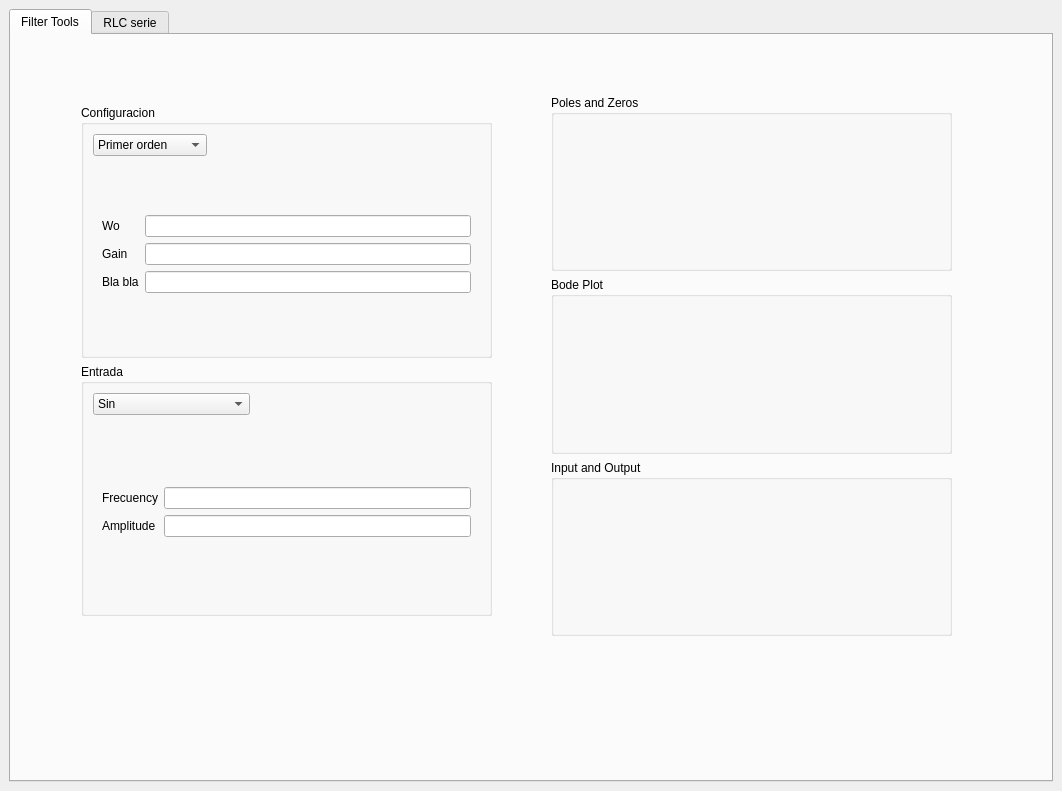
This is UI.ui in GullinoAgus/Filter-TOOL-ELECTRO as Qt 5 draws it before an edit. The edited form follows.
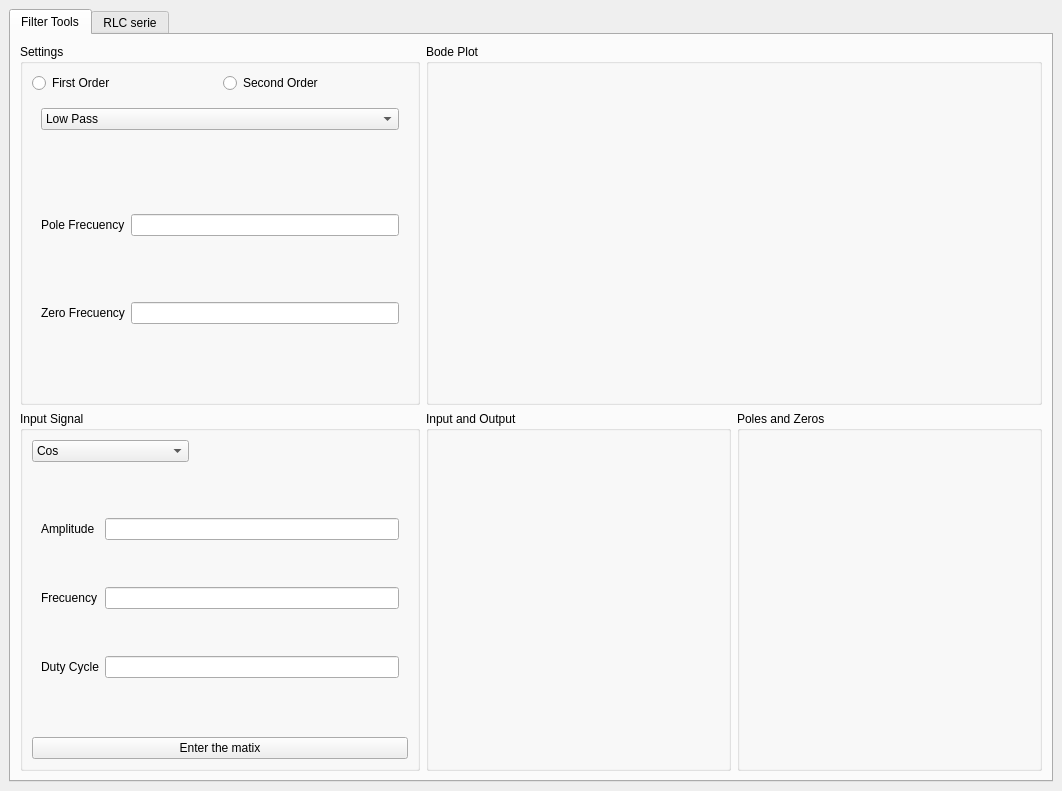
This is the edited form. The open tabs and pages were chosen to show the change.

Commit message: Interfaz grafica actualizada

Diff of the .ui file:
```diff
--- a/UI.ui
+++ b/UI.ui
@@ -18,7 +18,7 @@
     <bool>true</bool>
    </property>
    <layout class="QGridLayout" name="gridLayout_2">
-    <item row="0" column="0">
+    <item row="0" column="1">
      <widget class="QTabWidget" name="tabWidget">
       <property name="currentIndex">
        <number>0</number>
@@ -27,26 +27,25 @@
        <attribute name="title">
         <string>Filter Tools</string>
        </attribute>
-       <widget class="QWidget" name="layoutWidget">
-        <property name="geometry">
-         <rect>
-          <x>70</x>
-          <y>70</y>
-          <width>411</width>
-          <height>511</height>
-         </rect>
-        </property>
+       <layout class="QGridLayout" name="gridLayout_13">
+        <item row="0" column="0">
         <layout class="QVBoxLayout" name="verticalLayout_3">
          <item>
           <widget class="QGroupBox" name="groupBox">
+            <property name="maximumSize">
+             <size>
+              <width>400</width>
+              <height>400</height>
+             </size>
+            </property>
            <property name="title">
-            <string>Configuracion</string>
+             <string>Settings</string>
            </property>
            <layout class="QGridLayout" name="gridLayout_3">
             <item row="1" column="0">
              <widget class="QStackedWidget" name="stackedWidget">
               <property name="currentIndex">
-               <number>0</number>
+                <number>3</number>
               </property>
               <widget class="QWidget" name="page">
                <layout class="QVBoxLayout" name="verticalLayout">
@@ -55,83 +54,203 @@
                   <item row="0" column="1">
                    <widget class="QLineEdit" name="lineEdit"/>
                   </item>
-                  <item row="2" column="0">
-                   <widget class="QLabel" name="label_3">
-                    <property name="text">
-                     <string>Bla bla</string>
-                    </property>
-                   </widget>
-                  </item>
                   <item row="1" column="1">
                    <widget class="QLineEdit" name="lineEdit_2"/>
                   </item>
                   <item row="0" column="0">
                    <widget class="QLabel" name="label">
                     <property name="text">
-                     <string>Wo</string>
+                      <string>Wo1</string>
+                     </property>
+                    </widget>
+                   </item>
+                   <item row="2" column="0">
+                    <widget class="QLabel" name="label_3">
+                     <property name="text">
+                      <string>Wo2</string>
                     </property>
                    </widget>
                   </item>
                   <item row="1" column="0">
                    <widget class="QLabel" name="label_2">
                     <property name="text">
-                     <string>Gain</string>
+                      <string>Sigma1</string>
                     </property>
                    </widget>
                   </item>
                   <item row="2" column="1">
                    <widget class="QLineEdit" name="lineEdit_3"/>
                   </item>
+                   <item row="3" column="1">
+                    <widget class="QLineEdit" name="lineEdit_10"/>
+                   </item>
+                   <item row="3" column="0">
+                    <widget class="QLabel" name="label_10">
+                     <property name="text">
+                      <string>Sigma2</string>
+                     </property>
+                    </widget>
+                   </item>
                  </layout>
                 </item>
                </layout>
               </widget>
-              <widget class="QWidget" name="page_2"/>
-             </widget>
-            </item>
+               <widget class="QWidget" name="page_2">
+                <layout class="QGridLayout" name="gridLayout_9">
             <item row="0" column="0">
+                  <widget class="QLabel" name="label_6">
+                   <property name="text">
+                    <string>Pole Frecuency</string>
+                   </property>
+                  </widget>
+                 </item>
+                 <item row="0" column="1">
+                  <widget class="QLineEdit" name="PFSettingsLineEdit"/>
+                 </item>
+                </layout>
+               </widget>
+               <widget class="QWidget" name="page_7">
              <layout class="QHBoxLayout" name="horizontalLayout_2">
-              <property name="bottomMargin">
+                 <item>
+                  <widget class="QLabel" name="label_7">
+                   <property name="text">
+                    <string>Zero Frecuency</string>
+                   </property>
+                  </widget>
+                 </item>
+                 <item>
+                  <widget class="QLineEdit" name="ZFSettingsLineEdit"/>
+                 </item>
+                </layout>
+               </widget>
+               <widget class="QWidget" name="page_8">
+                <layout class="QGridLayout" name="gridLayout_10">
+                 <item row="0" column="0">
+                  <widget class="QLabel" name="label_8">
+                   <property name="text">
+                    <string>Pole Frecuency</string>
+                   </property>
+                  </widget>
+                 </item>
+                 <item row="0" column="1">
+                  <widget class="QLineEdit" name="PFSettingsLineEdit2"/>
+                 </item>
+                 <item row="1" column="0">
+                  <widget class="QLabel" name="label_9">
+                   <property name="text">
+                    <string>Zero Frecuency</string>
+                   </property>
+                  </widget>
+                 </item>
+                 <item row="1" column="1">
+                  <widget class="QLineEdit" name="ZFSettingsLineEdit2"/>
+                 </item>
+                </layout>
+               </widget>
+              </widget>
+             </item>
+             <item row="0" column="0">
+              <layout class="QVBoxLayout" name="verticalLayout_5">
+               <item>
+                <layout class="QHBoxLayout" name="horizontalLayout">
+                 <item>
+                  <widget class="QRadioButton" name="FORadio">
+                   <property name="text">
+                    <string>First Order</string>
+                   </property>
+                  </widget>
+                 </item>
+                 <item>
+                  <widget class="QRadioButton" name="SORadio">
+                   <property name="text">
+                    <string>Second Order</string>
+                   </property>
+                  </widget>
+                 </item>
+                </layout>
+               </item>
+               <item alignment="Qt::AlignTop">
+                <widget class="QStackedWidget" name="FilterTypeStackedWidget">
+                 <property name="currentIndex">
                <number>0</number>
               </property>
+                 <widget class="QWidget" name="page_5">
+                  <layout class="QGridLayout" name="gridLayout_7">
+                   <item row="0" column="0" alignment="Qt::AlignTop">
+                    <widget class="QComboBox" name="FOComboBox">
               <item>
-               <widget class="QComboBox" name="comboBox">
-                <property name="sizePolicy">
-                 <sizepolicy hsizetype="Preferred" vsizetype="Fixed">
-                  <horstretch>0</horstretch>
-                  <verstretch>0</verstretch>
-                 </sizepolicy>
-                </property>
-                <property name="minimumSize">
-                 <size>
-                  <width>100</width>
-                  <height>0</height>
-                 </size>
-                </property>
+                      <property name="text">
+                       <string>Low Pass</string>
+                      </property>
+                     </item>
+                     <item>
+                      <property name="text">
+                       <string>High Pass</string>
+                      </property>
+                     </item>
                 <item>
                  <property name="text">
-                  <string>Primer orden</string>
+                       <string>All Pass</string>
                  </property>
                 </item>
                 <item>
                  <property name="text">
-                  <string>Segundo orden</string>
+                       <string>Create new filter</string>
                  </property>
                 </item>
                </widget>
               </item>
+                  </layout>
+                 </widget>
+                 <widget class="QWidget" name="page_6">
+                  <layout class="QGridLayout" name="gridLayout_8">
+                   <item row="0" column="0">
+                    <widget class="QComboBox" name="SOComboBox">
               <item>
-               <spacer name="horizontalSpacer">
-                <property name="orientation">
-                 <enum>Qt::Horizontal</enum>
-                </property>
-                <property name="sizeHint" stdset="0">
-                 <size>
-                  <width>30</width>
-                  <height>20</height>
-                 </size>
-                </property>
-               </spacer>
+                      <property name="text">
+                       <string>Low Pass</string>
+                      </property>
+                     </item>
+                     <item>
+                      <property name="text">
+                       <string>High Pass</string>
+                      </property>
+                     </item>
+                     <item>
+                      <property name="text">
+                       <string>All Pass</string>
+                      </property>
+                     </item>
+                     <item>
+                      <property name="text">
+                       <string>Band Pass</string>
+                      </property>
+                     </item>
+                     <item>
+                      <property name="text">
+                       <string>Notch</string>
+                      </property>
+                     </item>
+                     <item>
+                      <property name="text">
+                       <string>Low-Pass Notch</string>
+                      </property>
+                     </item>
+                     <item>
+                      <property name="text">
+                       <string>High-Pass Notch</string>
+                      </property>
+                     </item>
+                     <item>
+                      <property name="text">
+                       <string>Create new filter</string>
+                      </property>
+                     </item>
+                    </widget>
+                   </item>
+                  </layout>
+                 </widget>
+                </widget>
               </item>
              </layout>
             </item>
@@ -140,17 +259,89 @@
          </item>
          <item>
           <widget class="QGroupBox" name="groupBox_2">
+            <property name="maximumSize">
+             <size>
+              <width>400</width>
+              <height>400</height>
+             </size>
+            </property>
            <property name="title">
-            <string>Entrada</string>
+             <string>Input Signal</string>
            </property>
            <layout class="QGridLayout" name="gridLayout_5">
+             <item row="0" column="0">
+              <layout class="QHBoxLayout" name="horizontalLayout_3">
+               <item>
+                <widget class="QComboBox" name="ISComboBox">
+                 <property name="minimumSize">
+                  <size>
+                   <width>100</width>
+                   <height>0</height>
+                  </size>
+                 </property>
+                 <item>
+                  <property name="text">
+                   <string>Cos</string>
+                  </property>
+                 </item>
+                 <item>
+                  <property name="text">
+                   <string>Step</string>
+                  </property>
+                 </item>
+                 <item>
+                  <property name="text">
+                   <string>Periodic Pulse</string>
+                  </property>
+                 </item>
+                 <item>
+                  <property name="text">
+                   <string>Triangle Periodic Pulse</string>
+                  </property>
+                 </item>
+                 <item>
+                  <property name="text">
+                   <string>Other</string>
+                  </property>
+                 </item>
+                </widget>
+               </item>
+               <item>
+                <spacer name="horizontalSpacer_2">
+                 <property name="orientation">
+                  <enum>Qt::Horizontal</enum>
+                 </property>
+                 <property name="sizeHint" stdset="0">
+                  <size>
+                   <width>30</width>
+                   <height>20</height>
+                  </size>
+                 </property>
+                </spacer>
+               </item>
+              </layout>
+             </item>
             <item row="1" column="0">
              <layout class="QGridLayout" name="gridLayout_4">
               <item row="0" column="0">
-               <widget class="QStackedWidget" name="stackedWidget_2">
+                <widget class="QStackedWidget" name="InputTypeStackedWidget">
                 <property name="currentIndex">
-                 <number>0</number>
-                </property>
+                  <number>1</number>
+                 </property>
+                 <widget class="QWidget" name="page_9">
+                  <layout class="QHBoxLayout" name="horizontalLayout_4">
+                   <item>
+                    <widget class="QLabel" name="label_13">
+                     <property name="text">
+                      <string>Amplitude</string>
+                     </property>
+                    </widget>
+                   </item>
+                   <item>
+                    <widget class="QLineEdit" name="AInputSignalLineEdit_3"/>
+                   </item>
+                  </layout>
+                 </widget>
                 <widget class="QWidget" name="page_3">
                  <layout class="QVBoxLayout" name="verticalLayout_2">
                   <item>
@@ -163,7 +354,7 @@
                      </widget>
                     </item>
                     <item row="0" column="1">
-                     <widget class="QLineEdit" name="lineEdit_4"/>
+                      <widget class="QLineEdit" name="FInputSignalLineEdit"/>
                     </item>
                     <item row="1" column="0">
                      <widget class="QLabel" name="label_5">
@@ -173,107 +364,145 @@
                      </widget>
                     </item>
                     <item row="1" column="1">
-                     <widget class="QLineEdit" name="lineEdit_5"/>
+                      <widget class="QLineEdit" name="AInputSignalLineEdit"/>
                     </item>
                    </layout>
                   </item>
                  </layout>
                 </widget>
-                <widget class="QWidget" name="page_4"/>
-               </widget>
-              </item>
-             </layout>
-            </item>
+                 <widget class="QWidget" name="page_10">
+                  <layout class="QGridLayout" name="gridLayout_12">
             <item row="0" column="0">
-             <layout class="QHBoxLayout" name="horizontalLayout_3">
-              <item>
-               <widget class="QComboBox" name="comboBox_2">
-                <property name="minimumSize">
-                 <size>
-                  <width>100</width>
-                  <height>0</height>
-                 </size>
-                </property>
-                <item>
+                    <widget class="QLabel" name="label_14">
                  <property name="text">
-                  <string>Sin</string>
-                 </property>
-                </item>
-                <item>
+                      <string>Amplitude</string>
+                     </property>
+                    </widget>
+                   </item>
+                   <item row="0" column="1">
+                    <widget class="QLineEdit" name="AInputSignalLineEdit_2"/>
+                   </item>
+                   <item row="1" column="0">
+                    <widget class="QLabel" name="label_15">
                  <property name="text">
-                  <string>Cos</string>
-                 </property>
-                </item>
-                <item>
+                      <string>Frecuency</string>
+                     </property>
+                    </widget>
+                   </item>
+                   <item row="1" column="1">
+                    <widget class="QLineEdit" name="FInputSignalLineEdit_2"/>
+                   </item>
+                   <item row="2" column="0">
+                    <widget class="QLabel" name="label_16">
                  <property name="text">
-                  <string>Pulse</string>
-                 </property>
-                </item>
-                <item>
+                      <string>Duty Cycle</string>
+                     </property>
+                    </widget>
+                   </item>
+                   <item row="2" column="1">
+                    <widget class="QLineEdit" name="DCInputSignalLineEdit"/>
+                   </item>
+                  </layout>
+                 </widget>
+                 <widget class="QWidget" name="page_4">
+                  <layout class="QGridLayout" name="gridLayout_11">
+                   <item row="0" column="0">
+                    <widget class="QLabel" name="label_11">
                  <property name="text">
-                  <string>Periodic Pulse</string>
-                 </property>
-                </item>
-                <item>
+                      <string>f(t)</string>
+                     </property>
+                    </widget>
+                   </item>
+                   <item row="0" column="1">
+                    <widget class="QLineEdit" name="FuncInputSignalLineEdit"/>
+                   </item>
+                   <item row="1" column="0">
+                    <widget class="QLabel" name="label_12">
                  <property name="text">
-                  <string>Triangle Periodic Pulse</string>
-                 </property>
-                </item>
-               </widget>
-              </item>
-              <item>
-               <spacer name="horizontalSpacer_2">
-                <property name="orientation">
-                 <enum>Qt::Horizontal</enum>
-                </property>
-                <property name="sizeHint" stdset="0">
-                 <size>
-                  <width>30</width>
-                  <height>20</height>
-                 </size>
-                </property>
-               </spacer>
-              </item>
-             </layout>
-            </item>
-           </layout>
+                      <string>Frecuency</string>
+                     </property>
+                    </widget>
+                   </item>
+                   <item row="1" column="1">
+                    <widget class="QLineEdit" name="FInputSignalLineEdit_3"/>
+                   </item>
+                  </layout>
+                 </widget>
+                </widget>
+               </item>
+              </layout>
+             </item>
+             <item row="2" column="0">
+              <widget class="QPushButton" name="pushButton">
+               <property name="text">
+                <string>Enter the matix</string>
+               </property>
           </widget>
          </item>
         </layout>
        </widget>
-       <widget class="QWidget" name="layoutWidget">
-        <property name="geometry">
-         <rect>
-          <x>540</x>
-          <y>60</y>
-          <width>401</width>
-          <height>541</height>
-         </rect>
-        </property>
+          </item>
+         </layout>
+        </item>
+        <item row="0" column="1">
         <layout class="QVBoxLayout" name="verticalLayout_4">
          <item>
-          <widget class="QGroupBox" name="PolesAndZerosBox">
-           <property name="title">
-            <string>Poles and Zeros</string>
-           </property>
-          </widget>
-         </item>
+           <layout class="QHBoxLayout" name="horizontalLayout_6">
          <item>
           <widget class="QGroupBox" name="BodePlotBox">
+              <property name="minimumSize">
+               <size>
+                <width>300</width>
+                <height>300</height>
+               </size>
+              </property>
            <property name="title">
             <string>Bode Plot</string>
            </property>
-          </widget>
-         </item>
+              <layout class="QHBoxLayout" name="horizontalLayout_7"/>
+             </widget>
+            </item>
+           </layout>
+          </item>
+          <item>
+           <layout class="QHBoxLayout" name="horizontalLayout_5">
          <item>
           <widget class="QGroupBox" name="InputAndOutputBox">
+              <property name="minimumSize">
+               <size>
+                <width>300</width>
+                <height>300</height>
+               </size>
+              </property>
            <property name="title">
             <string>Input and Output</string>
            </property>
           </widget>
          </item>
-        </layout>
-       </widget>
+            <item>
+             <widget class="QGroupBox" name="PolesAndZerosBox">
+              <property name="minimumSize">
+               <size>
+                <width>300</width>
+                <height>300</height>
+               </size>
+              </property>
+              <property name="maximumSize">
+               <size>
+                <width>9999999</width>
+                <height>999999</height>
+               </size>
+              </property>
+              <property name="title">
+               <string>Poles and Zeros</string>
+              </property>
+             </widget>
+            </item>
+           </layout>
+          </item>
+         </layout>
+        </item>
+       </layout>
       </widget>
       <widget class="QWidget" name="RLCSerie">
        <attribute name="title">
```
Left out of the diff: 73 changed lines with no effect on the pictures. Lines whose indentation alone changed are shown as unchanged. The commit also changes 4 other files.
